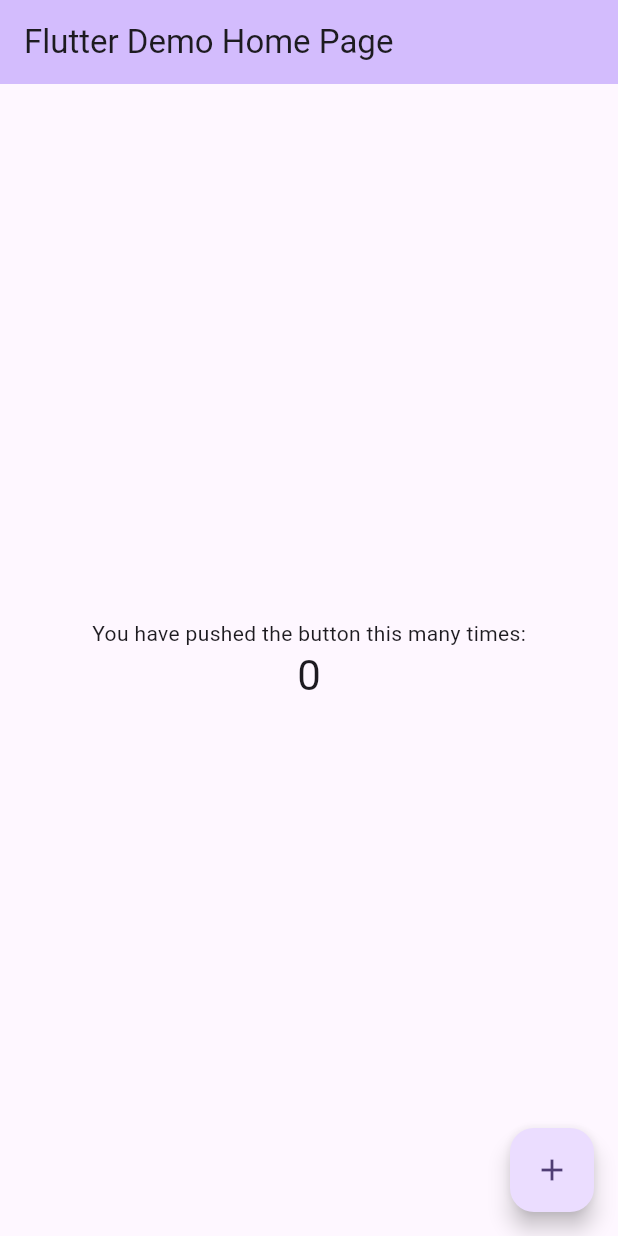
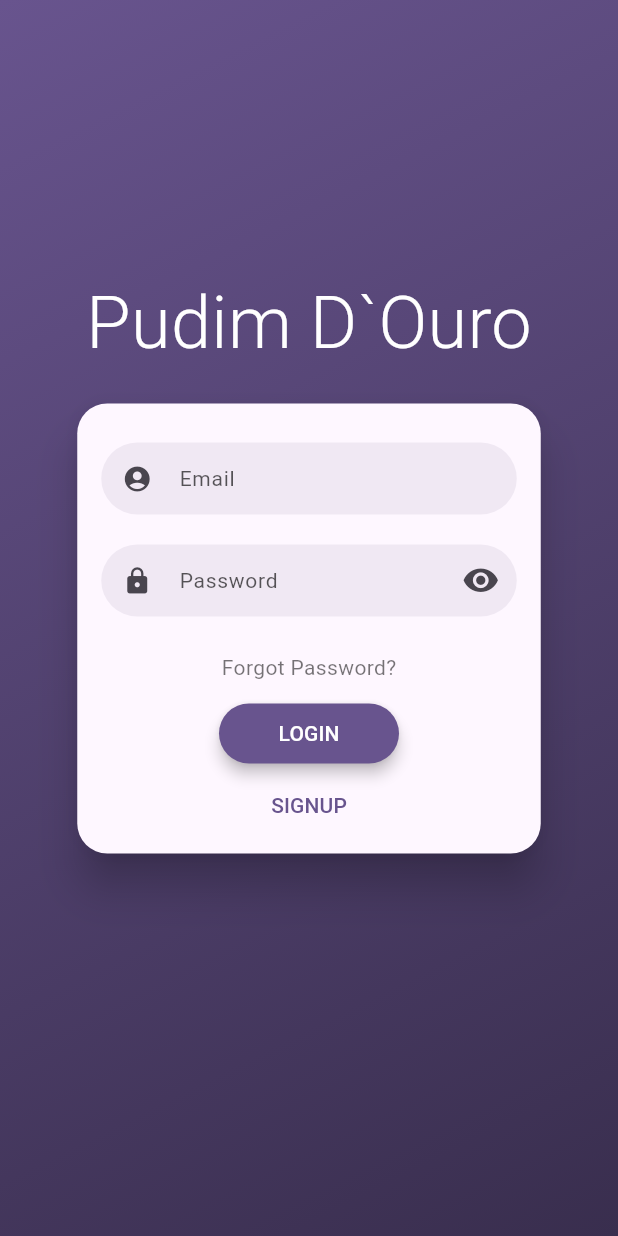
Before and after one commit to EdreiFernandes/pudim_douro, a Flutter app: the screen it shows after launch, on a phone screen of 412 x 824 dp. Run offline on Flutter 3.47's test engine with Material 2 defaults, Android fonts, the phone set to English and light mode, and no system bars; drawn by our look-alikes of flutter_login.

Commit message:
Using flutter_login

```diff
--- a/pudim_douro/lib/main.dart
+++ b/pudim_douro/lib/main.dart
@@ -1,4 +1,5 @@
 import 'package:flutter/material.dart';
+import 'package:pudim_douro/screens/login_screen.dart';
 
 void main() {
   runApp(const MyApp());
@@ -7,119 +8,15 @@
 class MyApp extends StatelessWidget {
   const MyApp({super.key});
 
-  // This widget is the root of your application.
   @override
   Widget build(BuildContext context) {
     return MaterialApp(
       title: 'Flutter Demo',
       theme: ThemeData(
-        // This is the theme of your application.
-        //
-        // TRY THIS: Try running your application with "flutter run". You'll see
-        // the application has a blue toolbar. Then, without quitting the app,
-        // try changing the seedColor in the colorScheme below to Colors.green
-        // and then invoke "hot reload" (save your changes or press the "hot
-        // reload" button in a Flutter-supported IDE, or press "r" if you used
-        // the command line to start the app).
-        //
-        // Notice that the counter didn't reset back to zero; the application
-        // state is not lost during the reload. To reset the state, use hot
-        // restart instead.
-        //
-        // This works for code too, not just values: Most code changes can be
-        // tested with just a hot reload.
         colorScheme: ColorScheme.fromSeed(seedColor: Colors.deepPurple),
         useMaterial3: true,
       ),
-      home: const MyHomePage(title: 'Flutter Demo Home Page'),
+      home: const LoginScreen(),
     );
   }
 }
-
-class MyHomePage extends StatefulWidget {
-  const MyHomePage({super.key, required this.title});
-
-  // This widget is the home page of your application. It is stateful, meaning
-  // that it has a State object (defined below) that contains fields that affect
-  // how it looks.
-
-  // This class is the configuration for the state. It holds the values (in this
-  // case the title) provided by the parent (in this case the App widget) and
-  // used by the build method of the State. Fields in a Widget subclass are
-  // always marked "final".
-
-  final String title;
-
-  @override
-  State<MyHomePage> createState() => _MyHomePageState();
-}
-
-class _MyHomePageState extends State<MyHomePage> {
-  int _counter = 0;
-
-  void _incrementCounter() {
-    setState(() {
-      // This call to setState tells the Flutter framework that something has
-      // changed in this State, which causes it to rerun the build method below
-      // so that the display can reflect the updated values. If we changed
-      // _counter without calling setState(), then the build method would not be
-      // called again, and so nothing would appear to happen.
-      _counter++;
-    });
-  }
-
-  @override
-  Widget build(BuildContext context) {
-    // This method is rerun every time setState is called, for instance as done
-    // by the _incrementCounter method above.
-    //
-    // The Flutter framework has been optimized to make rerunning build methods
-    // fast, so that you can just rebuild anything that needs updating rather
-    // than having to individually change instances of widgets.
-    return Scaffold(
-      appBar: AppBar(
-        // TRY THIS: Try changing the color here to a specific color (to
-        // Colors.amber, perhaps?) and trigger a hot reload to see the AppBar
-        // change color while the other colors stay the same.
-        backgroundColor: Theme.of(context).colorScheme.inversePrimary,
-        // Here we take the value from the MyHomePage object that was created by
-        // the App.build method, and use it to set our appbar title.
-        title: Text(widget.title),
-      ),
-      body: Center(
-        // Center is a layout widget. It takes a single child and positions it
-        // in the middle of the parent.
-        child: Column(
-          // Column is also a layout widget. It takes a list of children and
-          // arranges them vertically. By default, it sizes itself to fit its
-          // children horizontally, and tries to be as tall as its parent.
-          //
-          // Column has various properties to control how it sizes itself and
-          // how it positions its children. Here we use mainAxisAlignment to
-          // center the children vertically; the main axis here is the vertical
-          // axis because Columns are vertical (the cross axis would be
-          // horizontal).
-          //
-          // TRY THIS: Invoke "debug painting" (choose the "Toggle Debug Paint"
-          // action in the IDE, or press "p" in the console), to see the
-          // wireframe for each widget.
-          mainAxisAlignment: MainAxisAlignment.center,
-          children: <Widget>[
-            const Text(
-              'You have pushed the button this many times:',
-            ),
-            Text(
-              '$_counter',
-              style: Theme.of(context).textTheme.headlineMedium,
-            ),
-          ],
-        ),
-      ),
-      floatingActionButton: FloatingActionButton(
-        onPressed: _incrementCounter,
-        tooltip: 'Increment',
-        child: const Icon(Icons.add),
-      ), // This trailing comma makes auto-formatting nicer for build methods.
-    );
-  }
-}
--- /dev/null
+++ b/pudim_douro/lib/screens/login_screen.dart
@@ -0,0 +1,58 @@
+import 'package:flutter/material.dart';
+import 'package:flutter_login/flutter_login.dart';
+
+const users = {
+  'user@teste.com': '123',
+  'admin@teste.com': 'admin',
+};
+
+class LoginScreen extends StatelessWidget {
+  const LoginScreen({super.key});
+
+  Duration get loginTime => const Duration(milliseconds: 2250);
+
+  Future<String?> _authUser(LoginData data) {
+    debugPrint('Name: ${data.name}, Password: ${data.password}');
+    return Future.delayed(loginTime).then((_) {
+      if (!users.containsKey(data.name)) {
+        return 'User not exists';
+      }
+      if (users[data.name] != data.password) {
+        return 'Password does not match';
+      }
+      return null;
+    });
+  }
+
+  Future<String?> _signupUser(SignupData data) {
+    debugPrint('Signup Name: ${data.name}, Password: ${data.password}');
+    return Future.delayed(loginTime).then((_) {
+      return null;
+    });
+  }
+
+  Future<String?> _recoverPassword(String name) {
+    debugPrint('Name: $name');
+    return Future.delayed(loginTime).then((_) {
+      if (!users.containsKey(name)) {
+        return 'User not exists';
+      }
+      return null;
+    });
+  }
+
+  @override
+  Widget build(BuildContext context) {
+    return FlutterLogin(
+      title: 'Pudim D`Ouro',
+      onLogin: _authUser,
+      onSignup: _signupUser,
+      onSubmitAnimationCompleted: () {
+        Navigator.of(context).pushReplacement(MaterialPageRoute(
+          builder: (context) => const Placeholder(),
+        ));
+      },
+      onRecoverPassword: _recoverPassword,
+    );
+  }
+}
```
